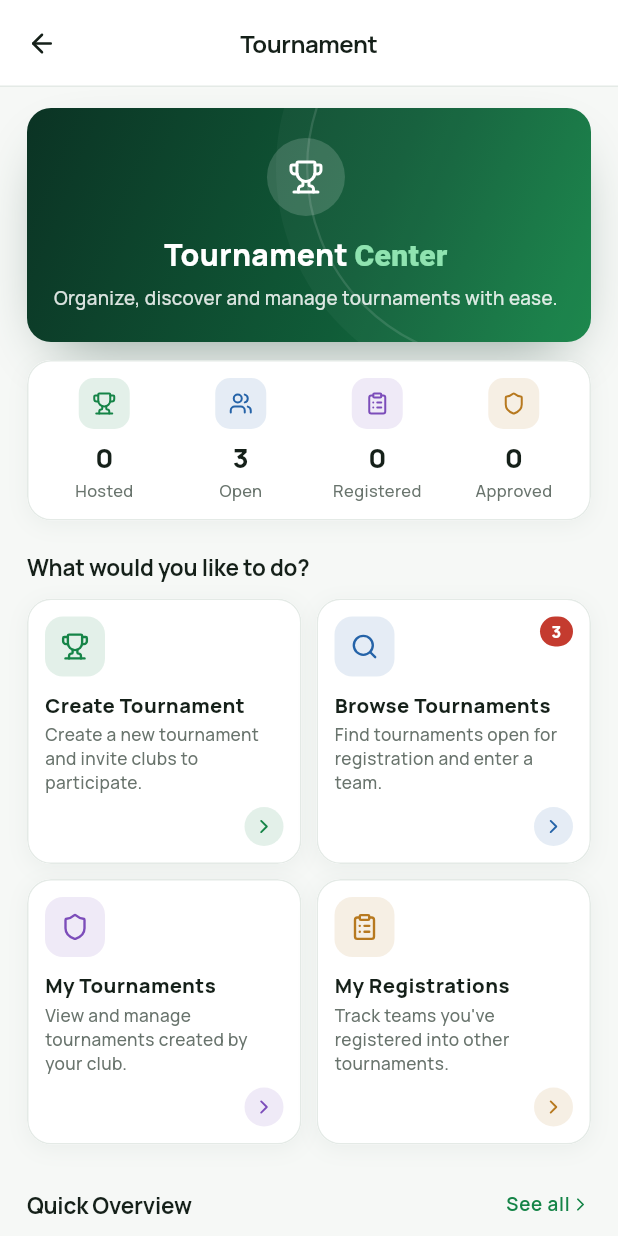
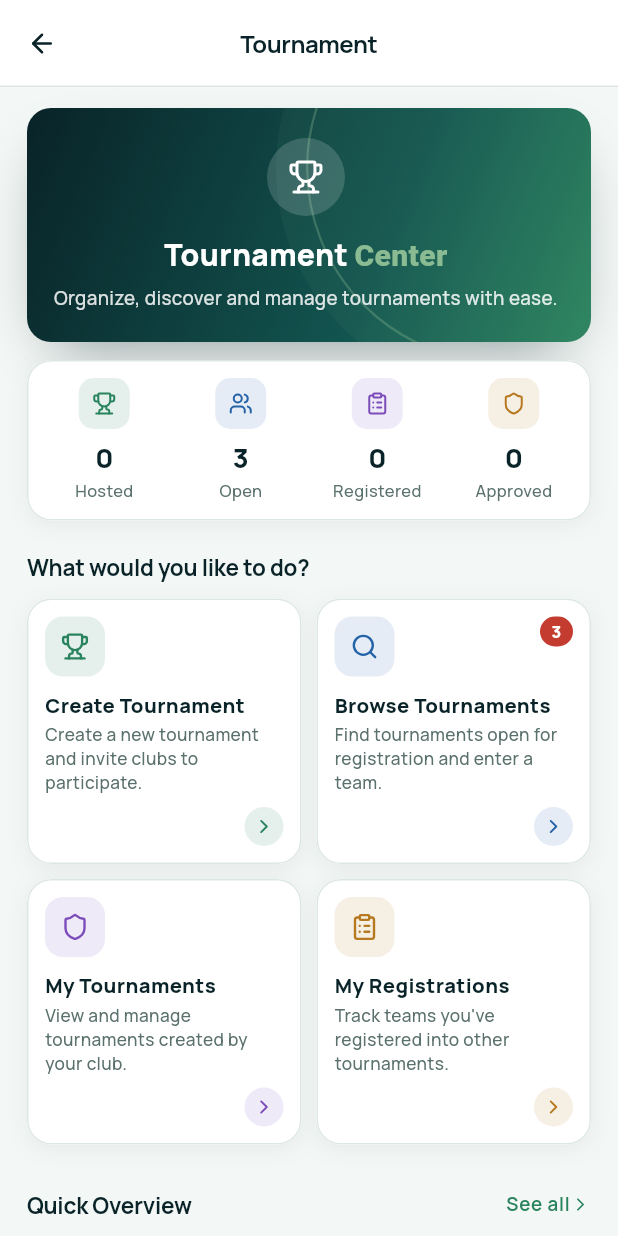
Before and after one commit to abdhanan40/criceco, a Flutter app: the TournamentHubScreen screen opened by its route, on a phone screen of 412 x 824 dp. Run offline on Flutter 3.47's test engine with Material 3 defaults, Android fonts, the phone set to English and light mode, and no system bars; our stand-ins replace clock, flutter_riverpod, go_router, lucide_icons_flutter, shared_preferences; accounts and stored records are empty.

Commit message:
feat: apply new CricEco visual theme

```diff
--- a/lib/app/theme/tokens.dart
+++ b/lib/app/theme/tokens.dart
@@ -1,31 +1,42 @@
 import 'package:flutter/material.dart';
 
-/// CricEco design tokens, extracted from the approved prototype's v20 design
-/// system layer (criceco-app.js :1875). The host-wrapper override `#0D3F2A`
-/// is intentionally NOT used (approved decision: primary = #158447).
+/// CricEco design tokens. Theme update (2026-09-25): the brand palette comes
+/// from the approved reference swatch — deep teal-black, deep teal, green and
+/// sage — on light surfaces. Every other colour below is derived from those
+/// four (tints for surfaces, teal-greys for ink and lines). Status colours
+/// (red / amber / blue) keep their meaning and are unchanged.
 abstract final class CeColors {
+  // Reference palette (exact swatch values)
+  static const paletteDeep = Color(0xFF092328); // deep teal-black
+  static const paletteTeal = Color(0xFF12544F); // deep teal
+  static const paletteGreen = Color(0xFF2A835F); // green
+  static const paletteSage = Color(0xFF8BBB92); // sage
+
   // Brand
-  static const primary = Color(0xFF158447); // signature / action green
-  static const primaryDark = Color(0xFF0B3324); // deep green: heroes, headers
-  static const primary600 = Color(0xFF105C38); // dark / secondary green
-  static const primaryDeep = Color(0xFF07261B);
-  static const fresh = Color(0xFF28A85F);
-  static const mint = Color(0xFFEAF6EF);
-  static const mint2 = Color(0xFFD6EDE0);
+  static const primary = paletteGreen; // signature / action green
+  static const primaryDark = paletteTeal; // headers, icon ink, text on tints
+  static const primary600 = Color(0xFF1B6B58); // between teal and green
+  static const primaryDeep = paletteDeep;
+  static const fresh = Color(0xFF3E9D72); // positive / "won" (a lighter green)
+  static const sage = paletteSage; // soft accent: rings, selected tracks, hero highlights
+  static const mint = Color(0xFFE8F2EB); // sage tint: chips, icon wells
+  static const mint2 = Color(0xFFD3E6D7); // stronger sage tint: borders, selected fills
 
   // Surfaces
-  static const bg = Color(0xFFF6F8F6);
+  static const bg = Color(0xFFF3F7F5); // faint sage-teal page background
   static const surface = Color(0xFFFFFFFF);
+  static const hairline = Color(0xFFEDF3F0); // inner dividers on white cards
 
-  // Ink
-  static const ink = Color(0xFF152019);
-  static const ink2 = Color(0xFF2F3B34);
-  static const muted = Color(0xFF69746D);
-  static const muted2 = Color(0xFF98A29B);
+  // Ink (teal-greys from the deep palette colour)
+  static const ink = paletteDeep;
+  static const ink2 = Color(0xFF24403D);
+  static const inkSoft = Color(0xFF41605B); // secondary body text on tints
+  static const muted = Color(0xFF5B716D);
+  static const muted2 = Color(0xFF92A6A1);
 
   // Lines
-  static const line = Color(0xFFE4EAE6);
-  static const line2 = Color(0xFFDBE3DD);
+  static const line = Color(0xFFDCE7E2);
+  static const line2 = Color(0xFFCFDED8);
 
   // Status
   static const red = Color(0xFFC43B2F);
@@ -36,8 +47,9 @@ abstract final class CeColors {
   static const amberInk = Color(0xFF8A5F12);
   static const blue = Color(0xFF2563A8);
   static const blueSoft = Color(0xFFE9F1FB);
-  static const historySoft = Color(0xFFF2F6F3);
-  static const toggleOff = Color(0xFFC8D2CB);
+  static const violet = Color(0xFF7C4DBA); // tournament "registered" stat
+  static const historySoft = Color(0xFFEEF4F1);
+  static const toggleOff = Color(0xFFC2D3CC);
 
   // Countdown box
   static const countdownTop = Color(0xFFFDF3E2);
@@ -46,18 +58,19 @@ abstract final class CeColors {
   static const countdownInk = Color(0xFF6E4A0F);
 
   // Scrims
-  static const drawerScrim = Color(0x59000000); // rgba(0,0,0,.35)
-  static const sheetScrim = Color(0x6B0B3324); // rgba(11,51,36,.42)
+  static const drawerScrim = Color(0x66092328); // deep teal, 40%
+  static const sheetScrim = Color(0x6B092328); // deep teal, 42%
 
   // Demo panel (prototype controls) — deliberately not a brand colour.
   static const demoBorder = Color(0xFFD9962A);
   static const demoBg = Color(0xFFFFFBF2);
 
+  /// Hero / header surface: deep teal-black → deep teal → green.
   static const brandGradient = LinearGradient(
     begin: Alignment.topLeft,
     end: Alignment.bottomRight,
-    colors: [primaryDark, primary600, primary],
-    stops: [0, 0.6, 1],
+    colors: [paletteDeep, paletteTeal, paletteGreen],
+    stops: [0, 0.62, 1],
   );
 }
 
@@ -97,32 +110,32 @@ abstract final class CeSize {
 
 abstract final class CeShadows {
   static const card = [
-    BoxShadow(color: Color(0x0D0B3324), blurRadius: 12, offset: Offset(0, 3)),
+    BoxShadow(color: Color(0x0F092328), blurRadius: 12, offset: Offset(0, 3)),
   ];
   static const raised = [
     BoxShadow(
-        color: Color(0x380B3324),
+        color: Color(0x38092328),
         blurRadius: 18,
         spreadRadius: -8,
         offset: Offset(0, 6)),
   ];
   static const hero = [
     BoxShadow(
-        color: Color(0x800B3324),
+        color: Color(0x80092328),
         blurRadius: 34,
         spreadRadius: -16,
         offset: Offset(0, 16)),
   ];
   static const primaryButton = [
     BoxShadow(
-        color: Color(0xD916803D),
+        color: Color(0x992A835F),
         blurRadius: 14,
         spreadRadius: -8,
         offset: Offset(0, 6)),
   ];
   static const bottomNav = [
     BoxShadow(
-        color: Color(0x400D3F2A),
+        color: Color(0x40092328),
         blurRadius: 16,
         spreadRadius: -10,
         offset: Offset(0, -4)),
--- a/lib/features/club/widgets/squad_widgets.dart
+++ b/lib/features/club/widgets/squad_widgets.dart
@@ -247,8 +247,8 @@ class SquadPickRow extends ConsumerWidget {
     final (bg, border) = locked
         ? (CeColors.historySoft, CeColors.line)
         : switch (role) {
-            SelectionRole.playing => (CeColors.mint2, const Color(0xFF9FD9BB)),
-            SelectionRole.sub => (CeColors.amberSoft, const Color(0xFFF0D9A8)),
+            SelectionRole.playing => (CeColors.mint2, CeColors.sage),
+            SelectionRole.sub => (CeColors.amberSoft, CeColors.countdownBorder),
             null => (Colors.white, CeColors.line),
           };
     final state = locked
--- a/lib/features/club_setup/choose_option_screen.dart
+++ b/lib/features/club_setup/choose_option_screen.dart
@@ -179,7 +179,7 @@ class _OptionCard extends StatelessWidget {
                   width: 46,
                   height: 46,
                   decoration: BoxDecoration(
-                    color: primary ? Colors.white.withValues(alpha: 0.18) : const Color(0xFFC2E4D2),
+                    color: primary ? Colors.white.withValues(alpha: 0.18) : CeColors.mint2,
                     borderRadius: BorderRadius.circular(13),
                   ),
                   child: Icon(CeIcons.of(icon), size: 22, color: primary ? Colors.white : CeColors.primaryDark),
--- a/lib/features/membership/join_status_screens.dart
+++ b/lib/features/membership/join_status_screens.dart
@@ -201,7 +201,7 @@ class _PulseBadgeState extends State<_PulseBadge> with SingleTickerProviderState
           decoration: const BoxDecoration(
             shape: BoxShape.circle,
             gradient: LinearGradient(colors: [Color(0xFFD9962A), CeColors.amber]),
-            boxShadow: [BoxShadow(color: Color(0x401B4332), blurRadius: 14, offset: Offset(0, 4))],
+            boxShadow: [BoxShadow(color: Color(0x40092328), blurRadius: 14, offset: Offset(0, 4))],
           ),
           child: Icon(CeIcons.of('hourglass'), color: Colors.white, size: 26),
         ),
--- a/lib/features/player/screens/availability_screen.dart
+++ b/lib/features/player/screens/availability_screen.dart
@@ -166,7 +166,7 @@ class _AvailabilityScreenState extends ConsumerState<AvailabilityScreen> {
                           style: TextStyle(fontSize: 19, fontWeight: FontWeight.w800, color: curColor)),
                       const SizedBox(height: 3),
                       Text(record.status.description,
-                          style: const TextStyle(fontSize: 12, color: Color(0xFF4E5A53))),
+                          style: const TextStyle(fontSize: 12, color: CeColors.inkSoft)),
                       if (record.reason != null || record.untilDate != null) ...[
                         const SizedBox(height: 3),
                         Text(
@@ -174,7 +174,7 @@ class _AvailabilityScreenState extends ConsumerState<AvailabilityScreen> {
                             if (record.reason != null) record.reason!.label,
                             if (record.untilDate != null) 'Until ${CeFormat.date(record.untilDate!)}',
                           ].join(' · '),
-                          style: const TextStyle(fontSize: 11.5, color: Color(0xFF4E5A53), fontWeight: FontWeight.w600),
+                          style: const TextStyle(fontSize: 11.5, color: CeColors.inkSoft, fontWeight: FontWeight.w600),
                         ),
                       ],
                       const SizedBox(height: 6),
--- a/lib/features/player/screens/match_scorecard_screen.dart
+++ b/lib/features/player/screens/match_scorecard_screen.dart
@@ -135,7 +135,7 @@ class _InningsCard extends StatelessWidget {
         decoration: BoxDecoration(
           border: last
               ? null
-              : Border(bottom: BorderSide(color: header ? const Color(0xFFF1F5F2) : CeColors.bg)),
+              : Border(bottom: BorderSide(color: header ? CeColors.hairline : CeColors.bg)),
         ),
         child: Row(children: [
           Expanded(flex: 23, child: cells.first),
--- a/lib/features/player/screens/performance_screens.dart
+++ b/lib/features/player/screens/performance_screens.dart
@@ -389,7 +389,7 @@ class MatchLogCard extends StatelessWidget {
           const SizedBox(width: 8),
           CeResultPill(won: m.result == MatchResult.won),
         ]),
-        const Padding(padding: EdgeInsets.only(top: 10), child: Divider(height: 1, color: Color(0xFFF1F5F2))),
+        const Padding(padding: EdgeInsets.only(top: 10), child: Divider(height: 1, color: CeColors.hairline)),
         const SizedBox(height: 10),
         Wrap(spacing: 14, runSpacing: 4, children: [
           _Stat(icon: 'circle-dot', strong: '${m.runs}', rest: ' (${m.balls}b)'),
--- a/lib/features/player/screens/player_dashboard_screen.dart
+++ b/lib/features/player/screens/player_dashboard_screen.dart
@@ -207,7 +207,7 @@ class _Bell extends StatelessWidget {
                 width: 16,
                 height: 16,
                 alignment: Alignment.center,
-                decoration: const BoxDecoration(color: Color(0xFFD9534A), shape: BoxShape.circle),
+                decoration: const BoxDecoration(color: CeColors.red, shape: BoxShape.circle),
                 child: Text(count > 9 ? '9+' : '$count',
                     style: const TextStyle(fontSize: 9, fontWeight: FontWeight.w800, color: Colors.white)),
               ),
@@ -329,7 +329,7 @@ class _NextMatchCard extends ConsumerWidget {
       margin: const EdgeInsets.symmetric(horizontal: CeSpace.gutter),
       decoration: BoxDecoration(
         borderRadius: BorderRadius.circular(18),
-        boxShadow: const [BoxShadow(color: Color(0x261B4332), blurRadius: 14, offset: Offset(0, 4))],
+        boxShadow: const [BoxShadow(color: Color(0x26092328), blurRadius: 14, offset: Offset(0, 4))],
       ),
       clipBehavior: Clip.antiAlias,
       child: Column(crossAxisAlignment: CrossAxisAlignment.stretch, children: [
--- a/lib/features/player/screens/player_profile_screen.dart
+++ b/lib/features/player/screens/player_profile_screen.dart
@@ -383,7 +383,7 @@ class _DetailRow extends StatelessWidget {
   Widget build(BuildContext context) => Container(
         constraints: const BoxConstraints(minHeight: 46),
         decoration: BoxDecoration(
-          border: last ? null : const Border(bottom: BorderSide(color: Color(0xFFF1F5F2))),
+          border: last ? null : const Border(bottom: BorderSide(color: CeColors.hairline)),
         ),
         child: Row(children: [
           CeIconWell(icon, size: 30, iconSize: 15),
--- a/lib/features/tournaments/screens/tournament_hub_screen.dart
+++ b/lib/features/tournaments/screens/tournament_hub_screen.dart
@@ -47,7 +47,7 @@ class TournamentHubScreen extends ConsumerWidget {
             const Text.rich(
               TextSpan(children: [
                 TextSpan(text: 'Tournament '),
-                TextSpan(text: 'Center', style: TextStyle(color: Color(0xFF8FE3B0))),
+                TextSpan(text: 'Center', style: TextStyle(color: CeColors.sage)),
               ]),
               textAlign: TextAlign.center,
               style: TextStyle(fontSize: 20, fontWeight: FontWeight.w800),
@@ -66,7 +66,7 @@ class TournamentHubScreen extends ConsumerWidget {
           child: Row(children: [
             _Stat(icon: 'trophy', color: CeColors.primary, value: stats.hosted, label: 'Hosted'),
             _Stat(icon: 'users', color: CeColors.blue, value: stats.open, label: 'Open'),
-            _Stat(icon: 'clipboard-list', color: const Color(0xFF7C4DBA), value: stats.registered, label: 'Registered'),
+            _Stat(icon: 'clipboard-list', color: CeColors.violet, value: stats.registered, label: 'Registered'),
             _Stat(icon: 'shield', color: CeColors.amber, value: stats.approved, label: 'Approved'),
           ]),
         ),
@@ -105,7 +105,7 @@ class TournamentHubScreen extends ConsumerWidget {
                 Expanded(
                   child: _HubCard(
                     icon: 'shield',
-                    color: const Color(0xFF7C4DBA),
+                    color: CeColors.violet,
                     title: 'My Tournaments',
                     body: 'View and manage tournaments created by your club.',
                     onTap: () => context.go(Routes.myTournaments),
--- a/lib/shared/widgets/ce_quick_actions.dart
+++ b/lib/shared/widgets/ce_quick_actions.dart
@@ -55,7 +55,7 @@ class _Tile extends StatelessWidget {
             Text(action.label,
                 maxLines: 2,
                 overflow: TextOverflow.ellipsis,
-                style: const TextStyle(fontSize: 13, fontWeight: FontWeight.w700, color: Color(0xFF1E2B24))),
+                style: const TextStyle(fontSize: 13, fontWeight: FontWeight.w700, color: CeColors.ink2)),
           ]),
         ),
       );
--- a/lib/shared/widgets/ce_surfaces.dart
+++ b/lib/shared/widgets/ce_surfaces.dart
@@ -78,9 +78,10 @@ class CeBrandHero extends StatelessWidget {
                 height: 260,
                 decoration: BoxDecoration(
                   shape: BoxShape.circle,
-                  border: Border.all(color: Colors.white.withValues(alpha: 0.12), width: 1.5),
+                  // Boundary-arc motif in the palette's sage.
+                  border: Border.all(color: CeColors.sage.withValues(alpha: 0.32), width: 1.5),
                   boxShadow: [
-                    BoxShadow(color: Colors.white.withValues(alpha: 0.035), spreadRadius: 20),
+                    BoxShadow(color: CeColors.sage.withValues(alpha: 0.06), spreadRadius: 20),
                   ],
                 ),
               ),
```
Also changed, not shown: lib/features/booking/screens/setup_screens.dart (+5 -5 lines), lib/features/player/screens/open_matches_screen.dart (+5 -5 lines), lib/shared/widgets/ce_match_widgets.dart (+5 -5 lines), 1 other file.
